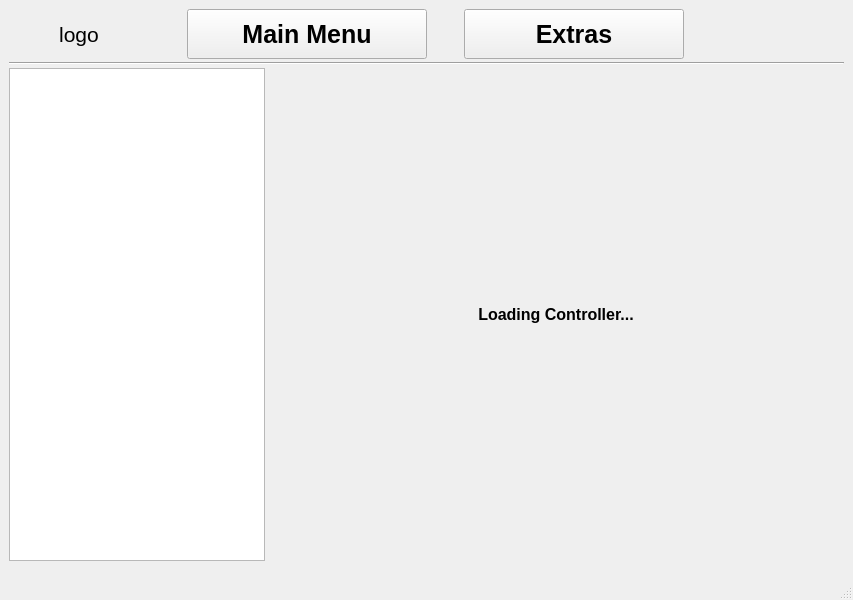
Above: dysense/gui/dysense_main_window_designer.ui from DySense/DySense before the change. Below: the same form after it.
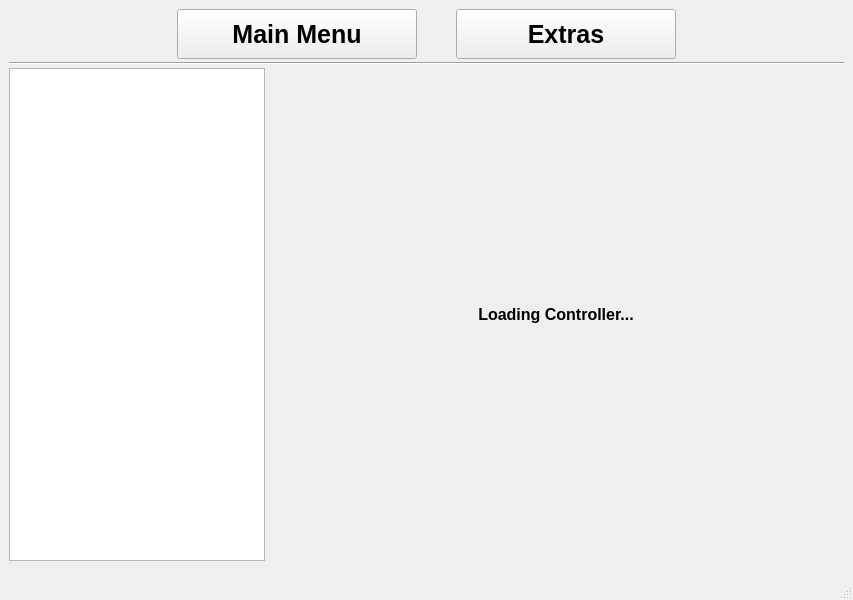
That is the form after the change.

Commit message: Fixed spacing at top of form with Menu and Extras button.  Left extra layout in case want to add something besides spacers.

What changed in the file:
```diff
--- a/dysense/gui/dysense_main_window_designer.ui
+++ b/dysense/gui/dysense_main_window_designer.ui
@@ -41,32 +41,20 @@
        <number>0</number>
       </property>
       <item>
-       <widget class="QLabel" name="logo_label">
-        <property name="sizePolicy">
-         <sizepolicy hsizetype="Fixed" vsizetype="Fixed">
-          <horstretch>0</horstretch>
-          <verstretch>0</verstretch>
-         </sizepolicy>
+       <spacer name="symmetry_spacer_2">
+        <property name="orientation">
+         <enum>Qt::Horizontal</enum>
         </property>
-        <property name="minimumSize">
-         <size>
-          <width>140</width>
-          <height>40</height>
-         </size>
+        <property name="sizeType">
+         <enum>QSizePolicy::Maximum</enum>
         </property>
-        <property name="maximumSize">
+        <property name="sizeHint" stdset="0">
          <size>
           <width>140</width>
-          <height>40</height>
+          <height>20</height>
          </size>
         </property>
-        <property name="text">
-         <string>logo</string>
-        </property>
-        <property name="alignment">
-         <set>Qt::AlignCenter</set>
-        </property>
-       </widget>
+       </spacer>
       </item>
       <item>
        <layout class="QHBoxLayout" name="title_horizontal_layout">
```
The commit also changes 2 other files.
